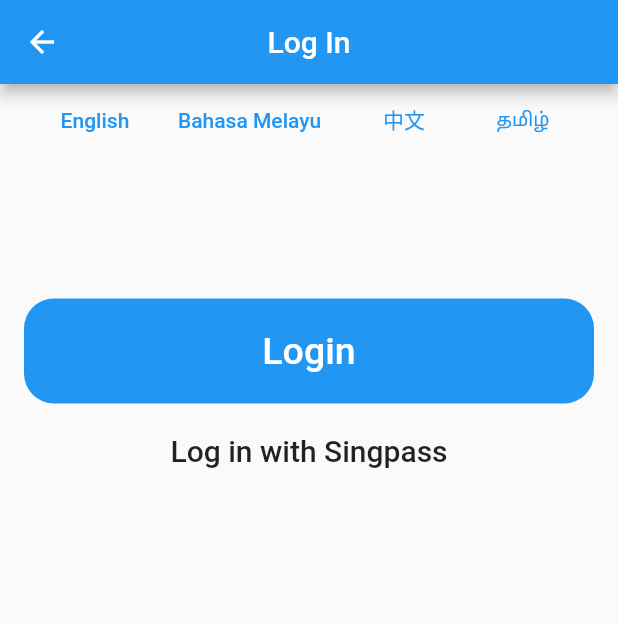
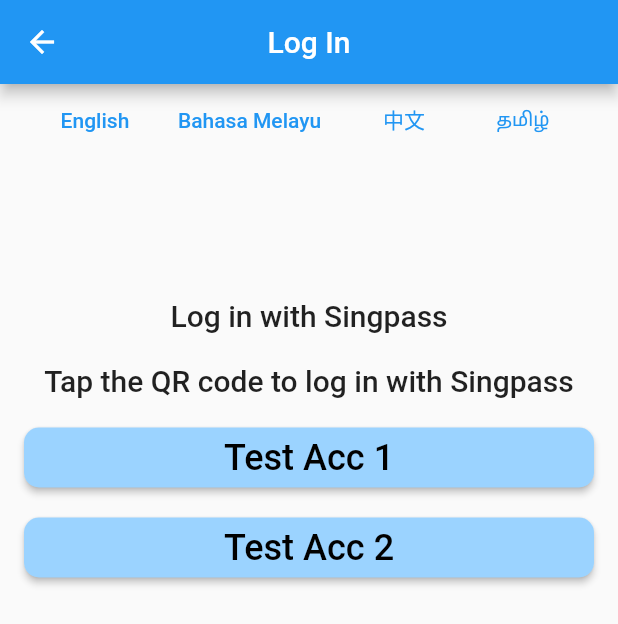
Before and after one commit to tchiong/lifehack2022, a Flutter app: the LoginScreen screen opened by its route, on a phone screen of 412 x 824 dp. Shown: the top 624 px of the screen. Run offline on Flutter 3.47's test engine with Material 2 defaults, Android fonts, the phone set to English and light mode, and no system bars; our stand-ins replace firebase_core, firebase_database; accounts and stored records are empty.

Commit message:
Update Login

```diff
--- a/kindness_network/lib/authentication_screens/login.dart
+++ b/kindness_network/lib/authentication_screens/login.dart
@@ -34,27 +34,47 @@
                 height: 75,
               ),
               const SizedBox(height: 20),
-              Container(
-                height: 70,
+              const Text("Log in with Singpass",
+                  style: TextStyle(fontSize: 20, fontWeight: FontWeight.w500)),
+              const SizedBox(height: 20),
+              const Text("Tap the QR code to log in with Singpass",
+                  style: TextStyle(fontSize: 20, fontWeight: FontWeight.w500)),
+              const SizedBox(height: 20),
+              SizedBox(
                 width: double.infinity,
-                decoration: BoxDecoration(
-                    color: Colors.blue,
-                    borderRadius: BorderRadius.circular(20)),
-                child: TextButton(
-                  onPressed: () {
-                    navigateToMainScreen();
-                  },
-                  child: const Text(
-                    'Login',
-                    style: TextStyle(color: Colors.white, fontSize: 25),
+                height: 40,
+                child: ElevatedButton(
+                  style: ElevatedButton.styleFrom(
+                    primary: darkBlue,
+                    textStyle: const TextStyle(
+                        fontSize: 24, fontWeight: FontWeight.w500),
+                    shape: RoundedRectangleBorder(
+                      borderRadius: BorderRadius.circular(defaultRadius),
+                    ),
                   ),
+                  onPressed: () {},
+                  child: const Text("Test Acc 1",
+                      style: TextStyle(color: Colors.black)),
                 ),
               ),
-              const SizedBox(
-                height: 20,
+              const SizedBox(height: 20),
+              SizedBox(
+                width: double.infinity,
+                height: 40,
+                child: ElevatedButton(
+                  style: ElevatedButton.styleFrom(
+                    primary: darkBlue,
+                    textStyle: const TextStyle(
+                        fontSize: 24, fontWeight: FontWeight.w500),
+                    shape: RoundedRectangleBorder(
+                      borderRadius: BorderRadius.circular(defaultRadius),
+                    ),
+                  ),
+                  onPressed: () {},
+                  child: const Text("Test Acc 2",
+                      style: TextStyle(color: Colors.black)),
+                ),
               ),
-              const Text("Log in with Singpass",
-                  style: TextStyle(fontSize: 20, fontWeight: FontWeight.w500)),
             ],
           ),
         ),
--- a/kindness_network/lib/authentication_screens/welcome_screen.dart
+++ b/kindness_network/lib/authentication_screens/welcome_screen.dart
@@ -45,7 +45,7 @@
                       onPressed: () {
                         navigateToUserTypeSelector(false);
                       },
-                      child: const Text("Log In With Singpass",
+                      child: const Text("Log In",
                           style: TextStyle(color: Colors.black)),
                     ),
                   ),
```
